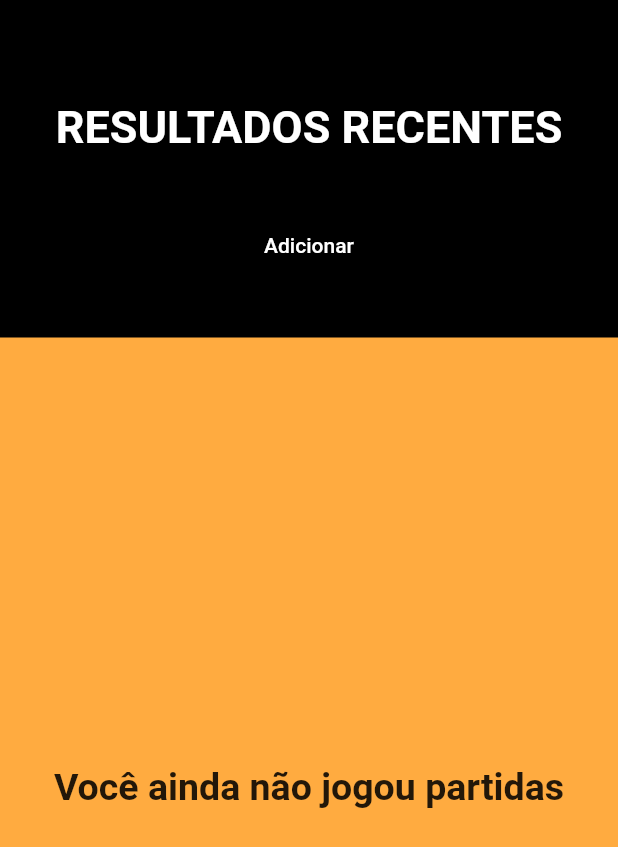
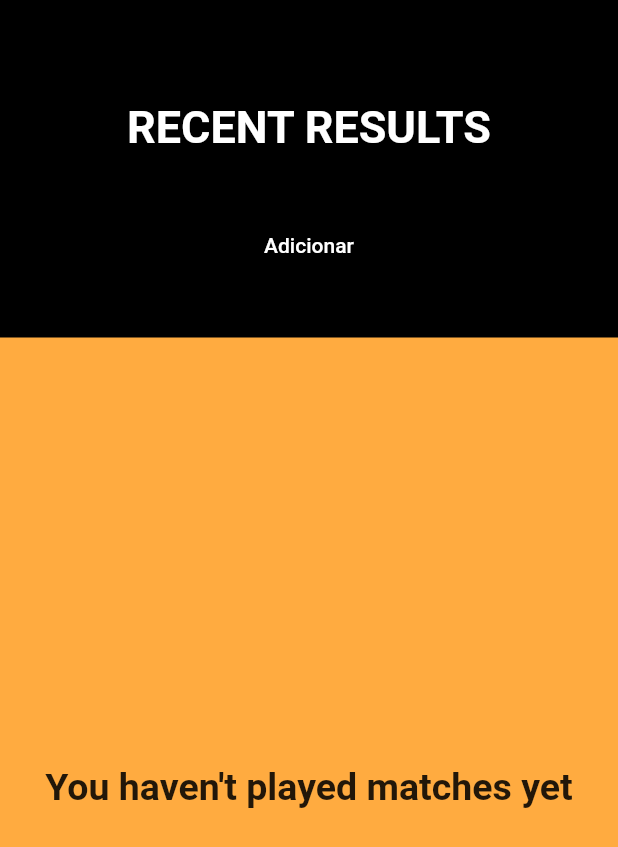
Before and after one commit to JVitorgg/Jogo_Texas_Gun, a Flutter app: the Historico screen opened directly, on a phone screen of 412 x 824 dp. Shown: the top 847 px of the screen. Run offline on Flutter 3.47's test engine with Material 2 defaults, Android fonts, the phone set to English and light mode, and no system bars; our stand-ins replace animated_text_kit, audioplayers, easy_localization, transparent_image.

Commit message:
Adicionando mais traduções

```diff
--- a/assets/translations/en-US.json
+++ b/assets/translations/en-US.json
@@ -33,5 +33,7 @@
     "opcoes": "OPTIONS",
     "escolha_idioma": "CHOOSE LANGUAGE",
     "sons": "SOUNDS IN THE GAME",
-    "resultado": "RESULTS"
+    "resultado": "RESULTS",
+    "resultados_recentes": "RECENT RESULTS",
+    "resultados_vazios": "You haven't played matches yet"
 }
--- a/assets/translations/pt-BR.json
+++ b/assets/translations/pt-BR.json
@@ -33,5 +33,7 @@
     "opcoes": "OPÇÕES",
     "escolha_idioma": "ESCOLHA O IDIOMA",
     "sons": "SONS NO JOGO",
-    "resultado": "RESULTADOS"
+    "resultado": "RESULTADOS",
+    "resultados_recentes": "RESULTADOS RECENTES",
+    "resultados_vazios": "Você ainda não jogou partidas"
 }
--- a/lib/screens/historico.dart
+++ b/lib/screens/historico.dart
@@ -1,3 +1,4 @@
+import 'package:easy_localization/easy_localization.dart';
 import 'package:flutter/material.dart';
 import 'package:tiroteio/components/detalhes.dart';
 
@@ -38,8 +39,8 @@ class _HistoricoState extends State<Historico> {
           const SizedBox(
             height: 30,
           ),
-          const Text(
-            'RESULTADOS RECENTES',
+          Text(
+            'resultados_recentes'.tr(),
             style: TextStyle(
                 fontSize: 30, fontWeight: FontWeight.bold, color: Colors.white),
           ),
@@ -63,9 +64,9 @@ class _HistoricoState extends State<Historico> {
                           resultados[index], turnoss[index], datas[index]);
                     },
                   )
-                : const Center(
+                : Center(
                     child: Text(
-                      'Você ainda não jogou partidas',
+                      'resultados_vazios'.tr(),
                       style:
                           TextStyle(fontSize: 25, fontWeight: FontWeight.bold),
                     ),
```
